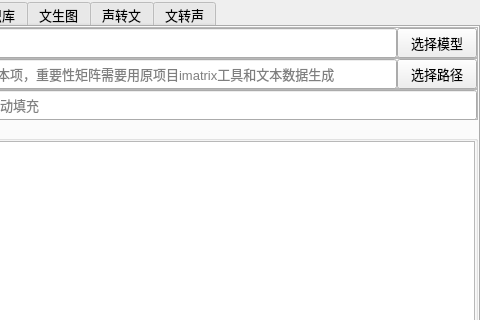
ylsdamxssjxxdd/eva, file expend.ui: the form before one commit; both pictures show x 340 to 820 and y 0 to 320 of the 820 by 650 pixel window.
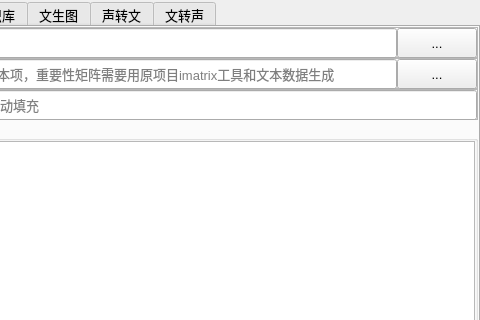
The form after the commit. The open tabs and pages were chosen to show the change.

The edit to the form file:
```diff
--- a/expend.ui
+++ b/expend.ui
@@ -255,7 +255,7 @@
              </size>
             </property>
             <property name="text">
-             <string>选择模型</string>
+             <string>...</string>
             </property>
            </widget>
           </item>
@@ -357,7 +357,7 @@
              </size>
             </property>
             <property name="text">
-             <string>选择路径</string>
+             <string>...</string>
             </property>
            </widget>
           </item>
```
Left out of the diff: 8 changed lines with no effect on the pictures.
